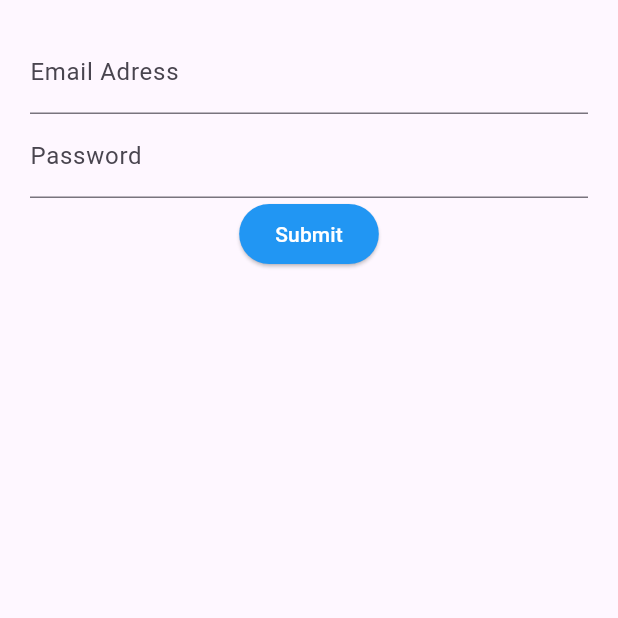
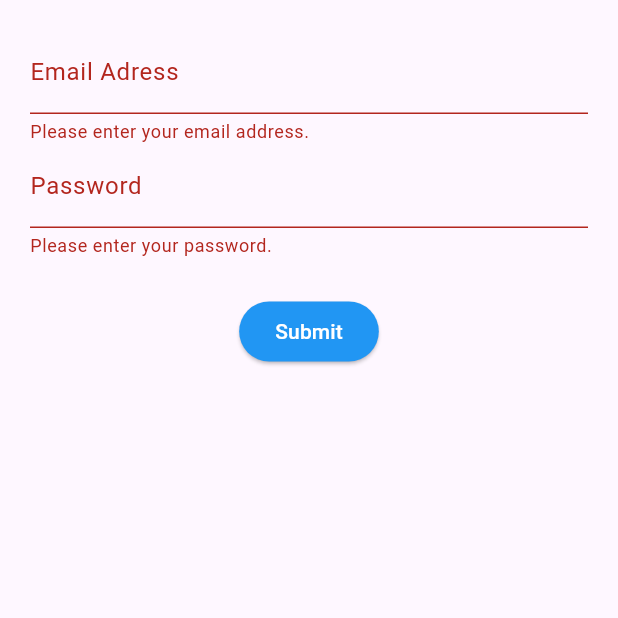
Before and after one commit to AkaiTheAlone/LoginStateful, a Flutter app: the screen it shows after launch, after a tap on "Submit", on a phone screen of 412 x 824 dp, the top half of it. Run offline on Flutter 3.47's test engine with Material 3 defaults, Android fonts, the phone set to English and light mode, and no system bars.

Commit message:
REAL ADVANCED VALIDATION

```diff
--- a/lib/src/screens/login_screen.dart
+++ b/lib/src/screens/login_screen.dart
@@ -8,16 +8,20 @@ class LoginScreen extends StatefulWidget {
 }
 
 class LoginScreenState extends State<LoginScreen> {
+  final formKey = GlobalKey<FormState>();
+
   @override
   Widget build(context) {
     return Container(
       margin: EdgeInsets.all(20.0),
       child: Form(
+        key: formKey,
         child: Column(
           children: [
             emailField(),
             passwordField(),
-            submitButton()
+            Container(margin: EdgeInsets.only(top: 25.0)),
+            submitButton(),
           ],
         ),
       ),
@@ -31,23 +35,49 @@ class LoginScreenState extends State<LoginScreen> {
         labelText: "Email Adress",
         hintText: "youremail@gmail.com",
       ),
+      validator: (String? value) {
+        //return null if the input is valid
+        //return a string if the input is invalid
+
+        //this wasnt necessary until dart 2.12, where null safety was introduced
+        if (value == null || value.isEmpty) {
+          return "Please enter your email address.";
+        }
+        if (!value.contains("@") || value.isEmpty) {
+          return "Please enter a valid email address.";
+        }
+        return null; //input is valid
+      },
     );
+
   }
 
   Widget passwordField() {
+    // margin: EdgeInsets.only(bottom: 20.0),
     return TextFormField(
       obscureText: true,
       decoration: InputDecoration(
         labelText: "Password",
         hintText: "Your password",
       ),
+      validator: (value){
+        if (value == null || value.isEmpty) {
+          return "Please enter your password.";
+        }
+        if (value.length < 6) {
+          return "Password must be at least 6 characters long.";
+        }
+        return null; //input is valid
+      },
     );
-  }
+}
+
 
 Widget submitButton() {
   return ElevatedButton(
     onPressed: () {
-      // ação ao pressionar
+      //reset -> clear the form
+      print(formKey.currentState?.validate());
     },
     style: ElevatedButton.styleFrom(
       backgroundColor: Colors.blue,
```
